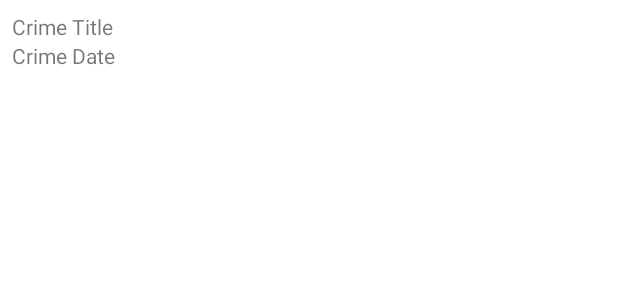
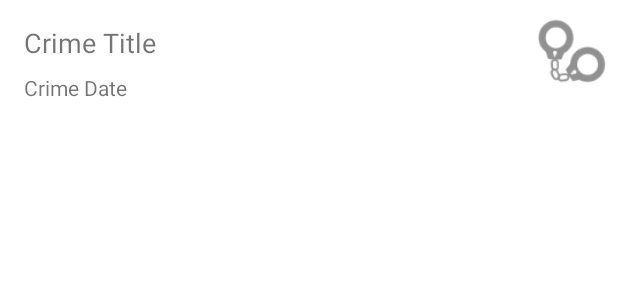
Before and after one commit to Herbert77/AndroidProgrammingGuide_SampleCode, an Android app: the layout list_item_crime.xml on its own in the app's theme, with its tools: preview values and no code run, on a phone screen of 412 x 824 dp. Shown: the top 300 px of the screen. Run offline under Robolectric (Android 15) with nearby library versions, the phone set to English and light mode, and no system bars.

Commit message:
Chapter 10 源码示例提交。
知识要点：

1、在 xml 的图形编辑器中，对xml中的元素进行编辑；

2、可以设置组件的布局，子组件和父组件之间的约束关系；

3、在属性栏设置宽度、高度的缩放模式（固定、包含内容、匹配约束）。

```diff
--- a/02/app/src/main/java/com/cocoa/criminalintent/CrimeListFragment.kt
+++ b/02/app/src/main/java/com/cocoa/criminalintent/CrimeListFragment.kt
@@ -5,6 +5,7 @@ import android.util.Log
 import android.view.LayoutInflater
 import android.view.View
 import android.view.ViewGroup
+import android.widget.ImageView
 import android.widget.TextView
 import android.widget.Toast
 import androidx.fragment.app.Fragment
@@ -62,6 +63,7 @@ class CrimeListFragment: Fragment() {
 
         val titleTextView: TextView = itemView.findViewById(R.id.crime_title)
         val dateTextView: TextView = itemView.findViewById(R.id.crime_date)
+        private val solvedImageView: ImageView = itemView.findViewById(R.id.crime_solved)
 
         init {
             itemView.setOnClickListener(this)
@@ -71,6 +73,12 @@ class CrimeListFragment: Fragment() {
             this.crime = crime
             titleTextView.text = this.crime.title
             dateTextView.text = this.crime.date.toString()
+            solvedImageView.visibility = if (crime.isSolved) {
+                View.VISIBLE
+            }
+            else {
+                View.GONE
+            }
         }
 
         override fun onClick(v: View?) {
--- a/02/app/src/main/res/layout/list_item_crime.xml
+++ b/02/app/src/main/res/layout/list_item_crime.xml
@@ -1,20 +1,46 @@
 <?xml version="1.0" encoding="utf-8"?>
-<LinearLayout xmlns:android="http://schemas.android.com/apk/res/android"
-    android:orientation="vertical"
+<androidx.constraintlayout.widget.ConstraintLayout xmlns:android="http://schemas.android.com/apk/res/android"
+    xmlns:app="http://schemas.android.com/apk/res-auto"
+    xmlns:tools="http://schemas.android.com/tools"
+    android:id="@+id/linearLayout"
     android:layout_width="match_parent"
-    android:layout_height="wrap_content"
-    android:padding="8dp" >
+    android:layout_height="wrap_content">
 
     <TextView
         android:id="@+id/crime_title"
-        android:layout_width="match_parent"
+        android:layout_width="0dp"
         android:layout_height="wrap_content"
-        android:text="Crime Title" />
+        android:layout_marginStart="16dp"
+        android:layout_marginTop="16dp"
+        android:layout_marginEnd="8dp"
+        android:text="Crime Title"
+        android:textSize="18sp"
+        app:layout_constraintEnd_toStartOf="@+id/crime_solved"
+        app:layout_constraintStart_toStartOf="parent"
+        app:layout_constraintTop_toTopOf="parent" />
 
     <TextView
         android:id="@+id/crime_date"
-        android:layout_width="match_parent"
+        android:layout_width="0dp"
         android:layout_height="wrap_content"
-        android:text="Crime Date" />
+        android:layout_marginStart="16dp"
+        android:layout_marginTop="8dp"
+        android:layout_marginEnd="8dp"
+        android:text="Crime Date"
+        app:layout_constraintEnd_toStartOf="@+id/crime_solved"
+        app:layout_constraintStart_toStartOf="parent"
+        app:layout_constraintTop_toBottomOf="@+id/crime_title" />
 
-</LinearLayout>
+    <ImageView
+        android:id="@+id/crime_solved"
+        android:layout_width="45dp"
+        android:layout_height="45dp"
+        android:layout_marginTop="8dp"
+        android:layout_marginEnd="8dp"
+        android:layout_marginBottom="8dp"
+        app:layout_constraintBottom_toBottomOf="parent"
+        app:layout_constraintEnd_toEndOf="parent"
+        app:layout_constraintTop_toTopOf="parent"
+        app:srcCompat="@drawable/ic_solved" />
+
+</androidx.constraintlayout.widget.ConstraintLayout>
```
Also changed, not shown: 02/app/src/main/res/drawable-mdpi/ic_solved.png (added), 02/app/src/main/res/drawable-xhdpi/ic_solved.png (added), 02/app/src/main/res/drawable-xxhdpi/ic_solved.png (added), 02/app/src/main/res/drawable-xxxhdpi/ic_solved.png (added).
